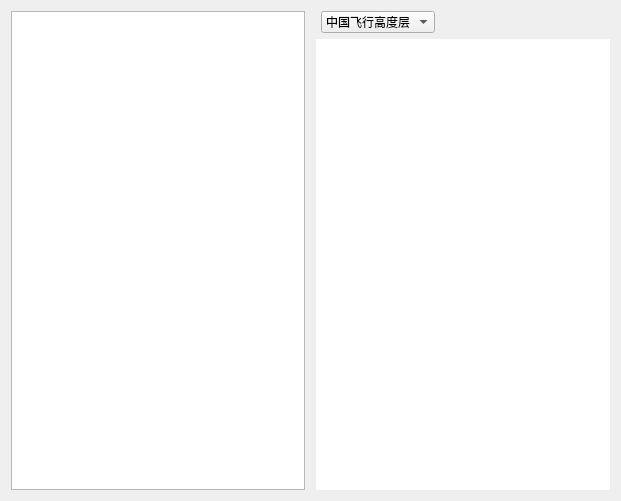
Above: src/gui/note_widget.ui from Eyderoe/ChartNavigation before the change. Below: the same form after it.
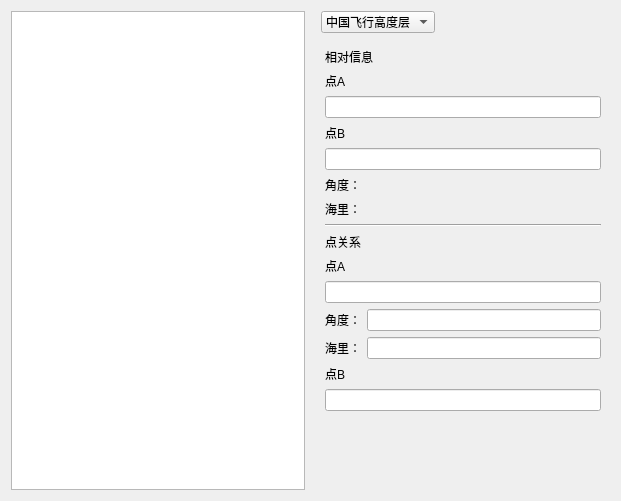
That is the form after the change. The open tabs and pages were chosen to show the change.

What changed in the file:
```diff
--- a/src/gui/note_widget.ui
+++ b/src/gui/note_widget.ui
@@ -477,6 +477,136 @@
            </item>
           </layout>
          </widget>
+         <widget class="QWidget" name="pagePointRelation">
+          <layout class="QVBoxLayout" name="pointRelationLayout">
+           <property name="leftMargin"><number>0</number></property>
+           <property name="topMargin"><number>0</number></property>
+           <property name="rightMargin"><number>0</number></property>
+           <property name="bottomMargin"><number>0</number></property>
+           <item>
+            <widget class="QScrollArea" name="pointRelationScrollArea">
+             <property name="frameShape"><enum>QFrame::Shape::NoFrame</enum></property>
+             <property name="widgetResizable"><bool>true</bool></property>
+             <widget class="QWidget" name="pointRelationContents">
+              <layout class="QVBoxLayout" name="pointRelationContentsLayout">
+               <item>
+                <widget class="QLabel" name="relativeInfoTitle">
+                 <property name="text"><string>相对信息</string></property>
+                </widget>
+               </item>
+               <item>
+                <widget class="QLabel" name="relativePointALabel">
+                 <property name="text"><string>点A</string></property>
+                 <property name="buddy"><cstring>relativePointA</cstring></property>
+                </widget>
+               </item>
+               <item><widget class="QLineEdit" name="relativePointA"/></item>
+               <item>
+                <widget class="QLabel" name="relativePointBLabel">
+                 <property name="text"><string>点B</string></property>
+                 <property name="buddy"><cstring>relativePointB</cstring></property>
+                </widget>
+               </item>
+               <item><widget class="QLineEdit" name="relativePointB"/></item>
+               <item>
+                <widget class="QLabel" name="relativeBearing">
+                 <property name="text"><string>角度：</string></property>
+                 <property name="textInteractionFlags"><set>Qt::TextInteractionFlag::TextSelectableByMouse</set></property>
+                </widget>
+               </item>
+               <item>
+                <widget class="QLabel" name="relativeDistance">
+                 <property name="text"><string>海里：</string></property>
+                 <property name="textInteractionFlags"><set>Qt::TextInteractionFlag::TextSelectableByMouse</set></property>
+                </widget>
+               </item>
+               <item>
+                <widget class="QFrame" name="pointRelationSeparator">
+                 <property name="frameShape"><enum>QFrame::Shape::HLine</enum></property>
+                 <property name="frameShadow"><enum>QFrame::Shadow::Sunken</enum></property>
+                </widget>
+               </item>
+               <item>
+                <widget class="QLabel" name="pbdTitle">
+                 <property name="text"><string>点关系</string></property>
+                </widget>
+               </item>
+               <item>
+                <widget class="QLabel" name="pbdPointALabel">
+                 <property name="text"><string>点A</string></property>
+                 <property name="buddy"><cstring>pbdPointA</cstring></property>
+                </widget>
+               </item>
+               <item><widget class="QLineEdit" name="pbdPointA"/></item>
+               <item>
+                <layout class="QHBoxLayout" name="pbdBearingLayout">
+                 <item>
+                  <widget class="QLabel" name="pbdBearingLabel">
+                   <property name="text"><string>角度：</string></property>
+                   <property name="buddy"><cstring>pbdBearing</cstring></property>
+                  </widget>
+                 </item>
+                 <item>
+                  <widget class="QLineEdit" name="pbdBearing">
+                   <property name="inputMethodHints"><set>Qt::InputMethodHint::ImhFormattedNumbersOnly</set></property>
+                  </widget>
+                 </item>
+                </layout>
+               </item>
+               <item>
+                <layout class="QHBoxLayout" name="pbdDistanceLayout">
+                 <item>
+                  <widget class="QLabel" name="pbdDistanceLabel">
+                   <property name="text"><string>海里：</string></property>
+                   <property name="buddy"><cstring>pbdDistance</cstring></property>
+                  </widget>
+                 </item>
+                 <item>
+                  <widget class="QLineEdit" name="pbdDistance">
+                   <property name="inputMethodHints"><set>Qt::InputMethodHint::ImhFormattedNumbersOnly</set></property>
+                  </widget>
+                 </item>
+                </layout>
+               </item>
+               <item>
+                <widget class="QLabel" name="pbdPointBLabel">
+                 <property name="text"><string>点B</string></property>
+                </widget>
+               </item>
+               <item>
+                <widget class="QLineEdit" name="pbdPointB">
+                 <property name="readOnly"><bool>true</bool></property>
+                </widget>
+               </item>
+               <item>
+                <spacer name="pointRelationSpacer">
+                 <property name="orientation"><enum>Qt::Orientation::Vertical</enum></property>
+                 <property name="sizeHint" stdset="0"><size><width>20</width><height>40</height></size></property>
+                </spacer>
+               </item>
+              </layout>
+             </widget>
+            </widget>
+           </item>
+          </layout>
+         </widget>
+         <widget class="QWidget" name="pageWeatherReport">
+          <layout class="QVBoxLayout" name="weatherReportLayout">
+           <property name="leftMargin"><number>0</number></property>
+           <property name="topMargin"><number>0</number></property>
+           <property name="rightMargin"><number>0</number></property>
+           <property name="bottomMargin"><number>0</number></property>
+           <item>
+            <widget class="QPlainTextEdit" name="weatherReportInput">
+             <property name="maximumSize">
+              <size><width>16777215</width><height>120</height></size>
+             </property>
+             <property name="tabChangesFocus"><bool>true</bool></property>
+            </widget>
+           </item>
+           <item><widget class="QTextBrowser" name="weatherReportOutput"/></item>
+          </layout>
+         </widget>
          <widget class="QWidget" name="alfaTable">
           <layout class="QVBoxLayout" name="verticalLayout_7">
            <property name="leftMargin">
```
Left out of the diff: 10 changed lines with no effect on the pictures.
